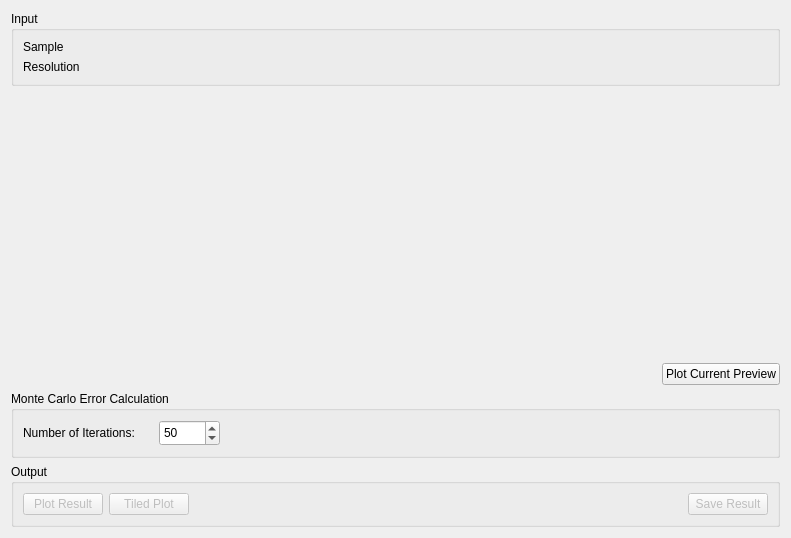
This is qt/scientific_interfaces/Indirect/Iqt.ui in mantidproject/mantid as Qt 5 draws it before an edit. The edited form follows.
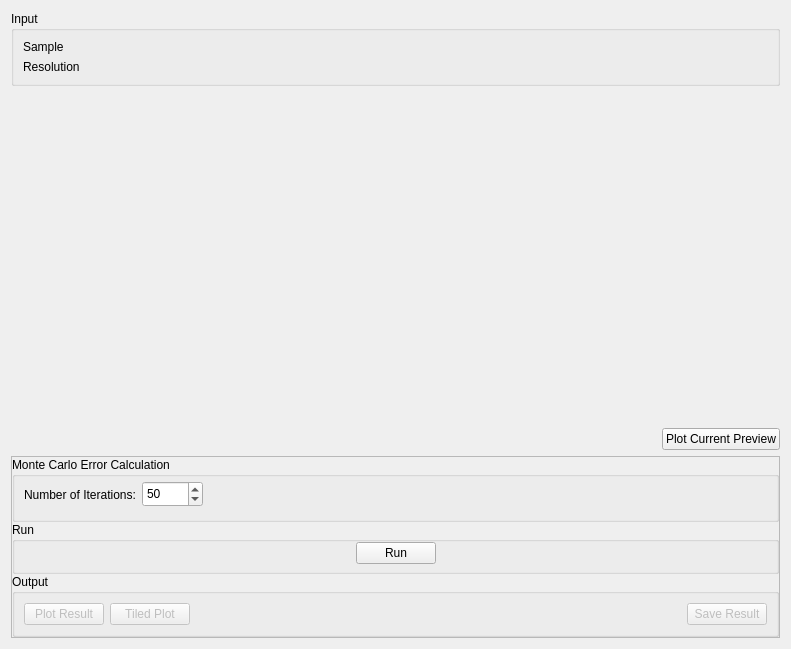
This is the edited form. Custom widgets are drawn as their Qt base class.

Commit message: Move Run button to allow disabling Refs #22844

What changed in the file:
```diff
--- a/qt/scientific_interfaces/Indirect/Iqt.ui
+++ b/qt/scientific_interfaces/Indirect/Iqt.ui
@@ -7,7 +7,7 @@
     <x>0</x>
     <y>0</y>
     <width>791</width>
-    <height>538</height>
+    <height>649</height>
    </rect>
   </property>
   <property name="windowTitle">
@@ -188,6 +188,30 @@
     </layout>
    </item>
    <item>
+    <widget class="QFrame" name="frame">
+     <property name="frameShape">
+      <enum>QFrame::StyledPanel</enum>
+     </property>
+     <property name="frameShadow">
+      <enum>QFrame::Raised</enum>
+     </property>
+     <layout class="QVBoxLayout" name="verticalLayout_2">
+      <property name="spacing">
+       <number>0</number>
+      </property>
+      <property name="leftMargin">
+       <number>0</number>
+      </property>
+      <property name="topMargin">
+       <number>0</number>
+      </property>
+      <property name="rightMargin">
+       <number>0</number>
+      </property>
+      <property name="bottomMargin">
+       <number>0</number>
+      </property>
+      <item>
     <widget class="QGroupBox" name="ErrorCalc">
      <property name="minimumSize">
       <size>
@@ -199,6 +223,12 @@
       <string>Monte Carlo Error Calculation</string>
      </property>
      <layout class="QHBoxLayout" name="horizontalLayout_2">
+         <property name="topMargin">
+          <number>0</number>
+         </property>
+         <property name="bottomMargin">
+          <number>7</number>
+         </property>
       <item>
        <widget class="QLabel" name="label">
         <property name="maximumSize">
@@ -231,6 +261,67 @@
         </property>
        </widget>
       </item>
+         <item>
+          <spacer name="horizontalSpacer_4">
+           <property name="orientation">
+            <enum>Qt::Horizontal</enum>
+           </property>
+           <property name="sizeHint" stdset="0">
+            <size>
+             <width>40</width>
+             <height>20</height>
+            </size>
+           </property>
+          </spacer>
+         </item>
+        </layout>
+       </widget>
+      </item>
+      <item>
+       <widget class="QGroupBox" name="gbRun">
+        <property name="title">
+         <string>Run</string>
+        </property>
+        <layout class="QHBoxLayout" name="horizontalLayout_3">
+         <property name="topMargin">
+          <number>0</number>
+         </property>
+         <property name="bottomMargin">
+          <number>7</number>
+         </property>
+         <item>
+          <spacer name="horizontalSpacer_2">
+           <property name="orientation">
+            <enum>Qt::Horizontal</enum>
+           </property>
+           <property name="sizeHint" stdset="0">
+            <size>
+             <width>40</width>
+             <height>20</height>
+            </size>
+           </property>
+          </spacer>
+         </item>
+         <item>
+          <widget class="QPushButton" name="pbRun">
+           <property name="text">
+            <string>Run</string>
+           </property>
+          </widget>
+         </item>
+         <item>
+          <spacer name="horizontalSpacer_3">
+           <property name="orientation">
+            <enum>Qt::Horizontal</enum>
+           </property>
+           <property name="sizeHint" stdset="0">
+            <size>
+             <width>40</width>
+             <height>20</height>
+            </size>
+           </property>
+          </spacer>
+         </item>
      </layout>
     </widget>
    </item>
@@ -288,18 +379,21 @@
    </item>
   </layout>
  </widget>
+   </item>
+  </layout>
+ </widget>
  <customwidgets>
-  <customwidget>
-   <class>MantidQt::MantidWidgets::DataSelector</class>
-   <extends>QWidget</extends>
-   <header>MantidQtWidgets/Common/DataSelector.h</header>
-  </customwidget>
   <customwidget>
    <class>MantidQt::MantidWidgets::PreviewPlot</class>
    <extends>QWidget</extends>
    <header>MantidQtWidgets/LegacyQwt/PreviewPlot.h</header>
    <container>1</container>
   </customwidget>
+  <customwidget>
+   <class>MantidQt::MantidWidgets::DataSelector</class>
+   <extends>QWidget</extends>
+   <header>MantidQtWidgets/Common/DataSelector.h</header>
+  </customwidget>
  </customwidgets>
  <resources/>
  <connections/>
```
Lines whose indentation alone changed are shown as unchanged. The commit also changes 23 other files.
